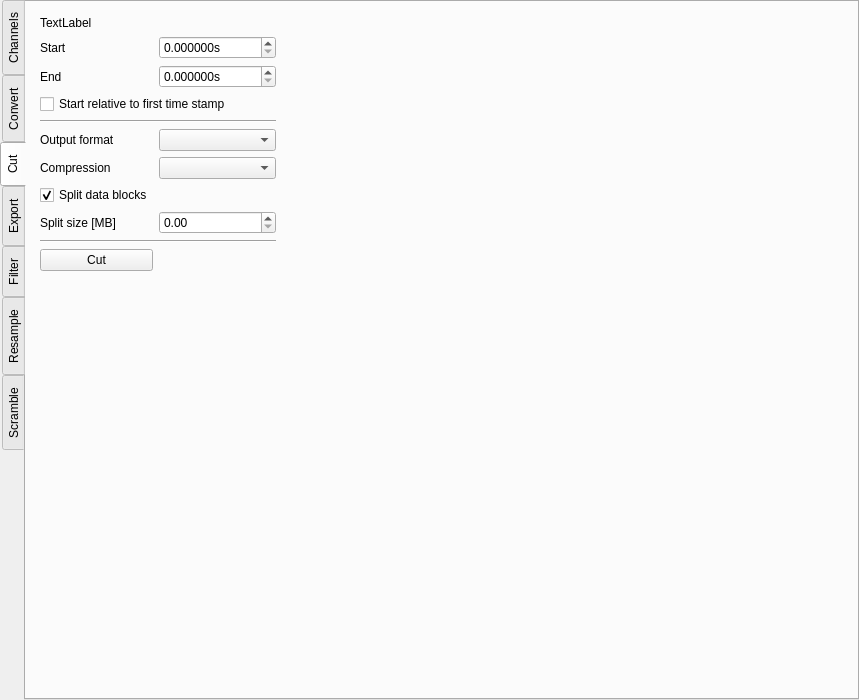
The window that asammdf/gui/ui/file_widget.ui (danielhrisca/asammdf) describes before a commit, drawn with Qt 5.
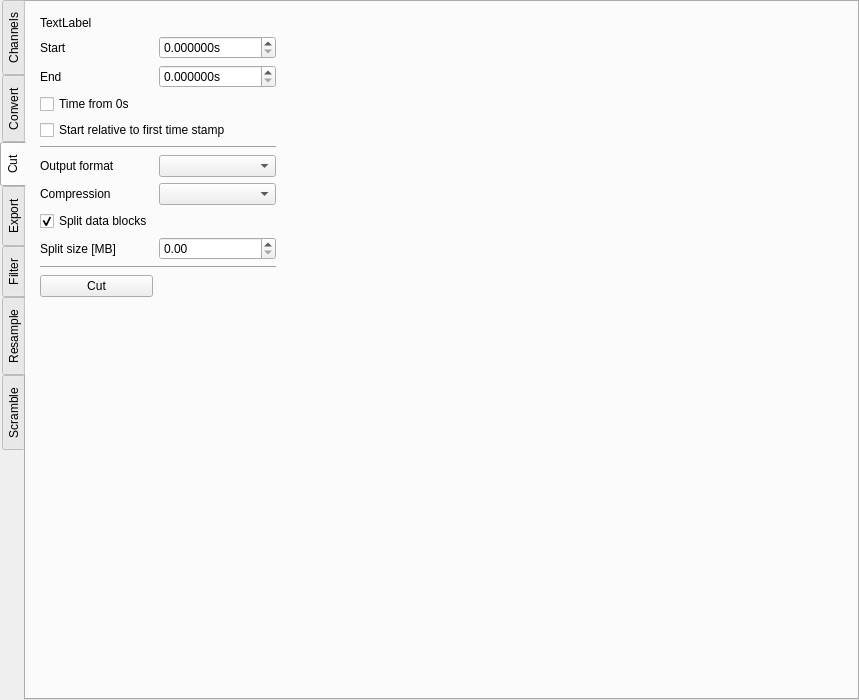
The same window after the commit. The open tabs and pages were chosen to show the change. Icons and pictures are not drawn.

Commit message: expose time_from_zero argument in GUI

What changed in the file:
```diff
--- a/asammdf/gui/ui/file_widget.ui
+++ b/asammdf/gui/ui/file_widget.ui
@@ -210,14 +210,14 @@
          <property name="margin">
           <number>5</number>
          </property>
-         <item row="8" column="0">
+         <item row="9" column="0">
           <widget class="QLabel" name="label_7">
            <property name="text">
             <string>Split size [MB]</string>
            </property>
           </widget>
          </item>
-         <item row="10" column="0">
+         <item row="11" column="0">
           <widget class="QPushButton" name="cut_btn">
            <property name="text">
             <string>Cut</string>
@@ -228,21 +228,21 @@
            </property>
           </widget>
          </item>
-         <item row="4" column="0" colspan="2">
+         <item row="5" column="0" colspan="2">
           <widget class="Line" name="line_3">
            <property name="orientation">
             <enum>Qt::Horizontal</enum>
            </property>
           </widget>
          </item>
-         <item row="9" column="0" colspan="2">
+         <item row="10" column="0" colspan="2">
           <widget class="Line" name="line_4">
            <property name="orientation">
             <enum>Qt::Horizontal</enum>
            </property>
           </widget>
          </item>
-         <item row="7" column="0">
+         <item row="8" column="0">
           <widget class="QCheckBox" name="cut_split">
            <property name="text">
             <string>Split data blocks</string>
@@ -252,7 +252,7 @@
            </property>
           </widget>
          </item>
-         <item row="6" column="2">
+         <item row="7" column="2">
           <spacer name="horizontalSpacer_3">
            <property name="orientation">
             <enum>Qt::Horizontal</enum>
@@ -265,21 +265,21 @@
            </property>
           </spacer>
          </item>
-         <item row="8" column="1">
+         <item row="9" column="1">
           <widget class="QDoubleSpinBox" name="cut_split_size">
            <property name="maximum">
             <double>4.000000000000000</double>
            </property>
           </widget>
          </item>
-         <item row="6" column="0">
+         <item row="7" column="0">
           <widget class="QLabel" name="label_6">
            <property name="text">
             <string>Compression</string>
            </property>
           </widget>
          </item>
-         <item row="5" column="0">
+         <item row="6" column="0">
           <widget class="QLabel" name="label_15">
            <property name="text">
             <string>Output format</string>
@@ -299,10 +299,10 @@
            </property>
           </widget>
          </item>
-         <item row="5" column="1">
-          <widget class="QComboBox" name="cut_format"/>
-         </item>
          <item row="6" column="1">
+          <widget class="QComboBox" name="cut_format"/>
+         </item>
+         <item row="7" column="1">
           <widget class="QComboBox" name="cut_compression"/>
          </item>
          <item row="1" column="2">
@@ -325,7 +325,7 @@
            </property>
           </widget>
          </item>
-         <item row="11" column="0">
+         <item row="12" column="0">
           <spacer name="verticalSpacer_2">
            <property name="orientation">
             <enum>Qt::Vertical</enum>
@@ -365,13 +365,20 @@
            </property>
           </widget>
          </item>
-         <item row="3" column="0" colspan="2">
+         <item row="4" column="0" colspan="2">
           <widget class="QCheckBox" name="whence">
            <property name="text">
             <string>Start relative to first time stamp</string>
            </property>
           </widget>
          </item>
+         <item row="3" column="0" colspan="2">
+          <widget class="QCheckBox" name="cut_time_from_zero">
+           <property name="text">
+            <string>Time from 0s</string>
+           </property>
+          </widget>
+         </item>
         </layout>
        </item>
       </layout>
```
The commit also changes 1 other file.
